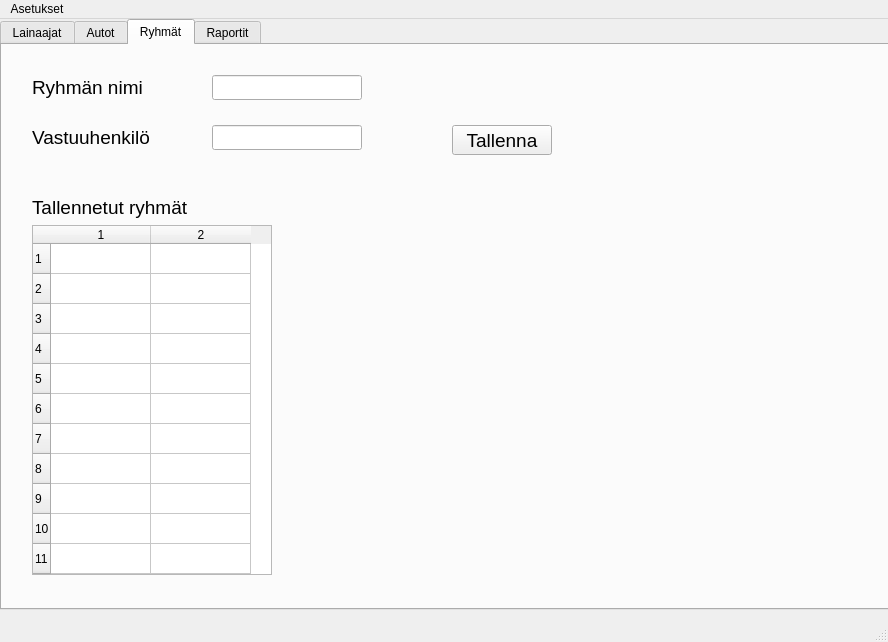
Before: the Qt Designer form autolainaus.ui in Sandrowue/Autolainaus, drawn with Qt 5.
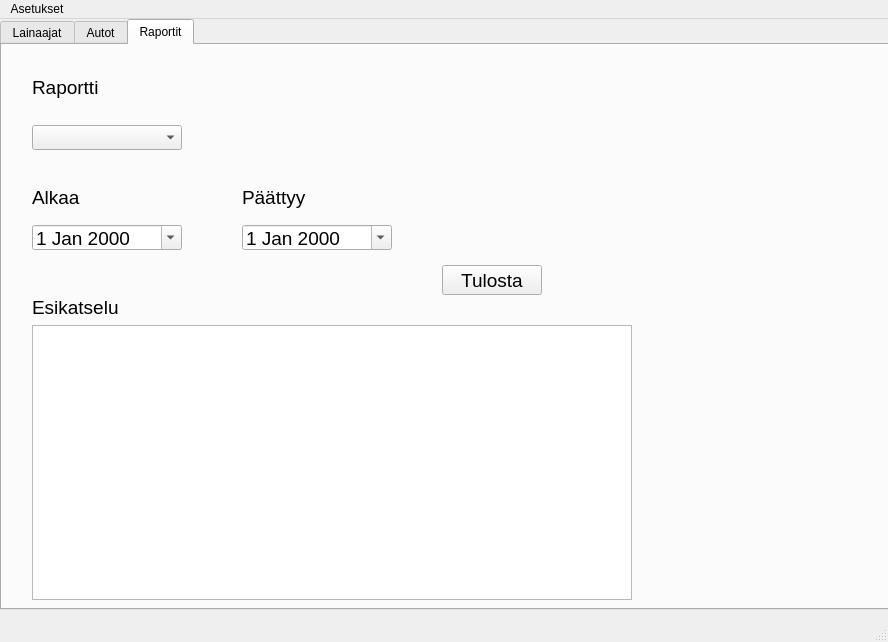
After: the same form once the commit is applied. The open tabs and pages were chosen to show the change.

Commit message: Ryhmät valikko poistettu

Patch:
```diff
--- a/autolainaus.ui
+++ b/autolainaus.ui
@@ -537,132 +537,6 @@
       </property>
      </widget>
     </widget>
-    <widget class="QWidget" name="ryhmat">
-     <attribute name="title">
-      <string>Ryhmät</string>
-     </attribute>
-     <widget class="QLabel" name="ryhmaLabel_2">
-      <property name="geometry">
-       <rect>
-        <x>30</x>
-        <y>30</y>
-        <width>150</width>
-        <height>25</height>
-       </rect>
-      </property>
-      <property name="font">
-       <font>
-        <pointsize>14</pointsize>
-       </font>
-      </property>
-      <property name="text">
-       <string>Ryhmän nimi</string>
-      </property>
-     </widget>
-     <widget class="QLabel" name="vastuuhenkiloLabel">
-      <property name="geometry">
-       <rect>
-        <x>30</x>
-        <y>80</y>
-        <width>150</width>
-        <height>25</height>
-       </rect>
-      </property>
-      <property name="font">
-       <font>
-        <pointsize>14</pointsize>
-       </font>
-      </property>
-      <property name="text">
-       <string>Vastuuhenkilö</string>
-      </property>
-     </widget>
-     <widget class="QLineEdit" name="ryhmaLineEdit_2">
-      <property name="geometry">
-       <rect>
-        <x>210</x>
-        <y>30</y>
-        <width>150</width>
-        <height>25</height>
-       </rect>
-      </property>
-     </widget>
-     <widget class="QLineEdit" name="vastuuhenkiloLineEdit">
-      <property name="geometry">
-       <rect>
-        <x>210</x>
-        <y>80</y>
-        <width>150</width>
-        <height>25</height>
-       </rect>
-      </property>
-     </widget>
-     <widget class="QTableWidget" name="ryhmatTableWidget">
-      <property name="geometry">
-       <rect>
-        <x>30</x>
-        <y>180</y>
-        <width>240</width>
-        <height>350</height>
-       </rect>
-      </property>
-      <property name="rowCount">
-       <number>11</number>
-      </property>
-      <property name="columnCount">
-       <number>2</number>
-      </property>
-      <row/>
-      <row/>
-      <row/>
-      <row/>
-      <row/>
-      <row/>
-      <row/>
-      <row/>
-      <row/>
-      <row/>
-      <row/>
-      <column/>
-      <column/>
-     </widget>
-     <widget class="QLabel" name="ryhmat_label">
-      <property name="geometry">
-       <rect>
-        <x>30</x>
-        <y>150</y>
-        <width>170</width>
-        <height>25</height>
-       </rect>
-      </property>
-      <property name="font">
-       <font>
-        <pointsize>14</pointsize>
-       </font>
-      </property>
-      <property name="text">
-       <string>Tallennetut ryhmät</string>
-      </property>
-     </widget>
-     <widget class="QPushButton" name="tallennaRyhmatPushButton">
-      <property name="geometry">
-       <rect>
-        <x>450</x>
-        <y>80</y>
-        <width>100</width>
-        <height>30</height>
-       </rect>
-      </property>
-      <property name="font">
-       <font>
-        <pointsize>14</pointsize>
-       </font>
-      </property>
-      <property name="text">
-       <string>Tallenna</string>
-      </property>
-     </widget>
-    </widget>
     <widget class="QWidget" name="raportit">
      <attribute name="title">
       <string>Raportit</string>
```
Left out of the diff: 2 changed lines with no effect on the pictures. The commit also changes 2 other files.
